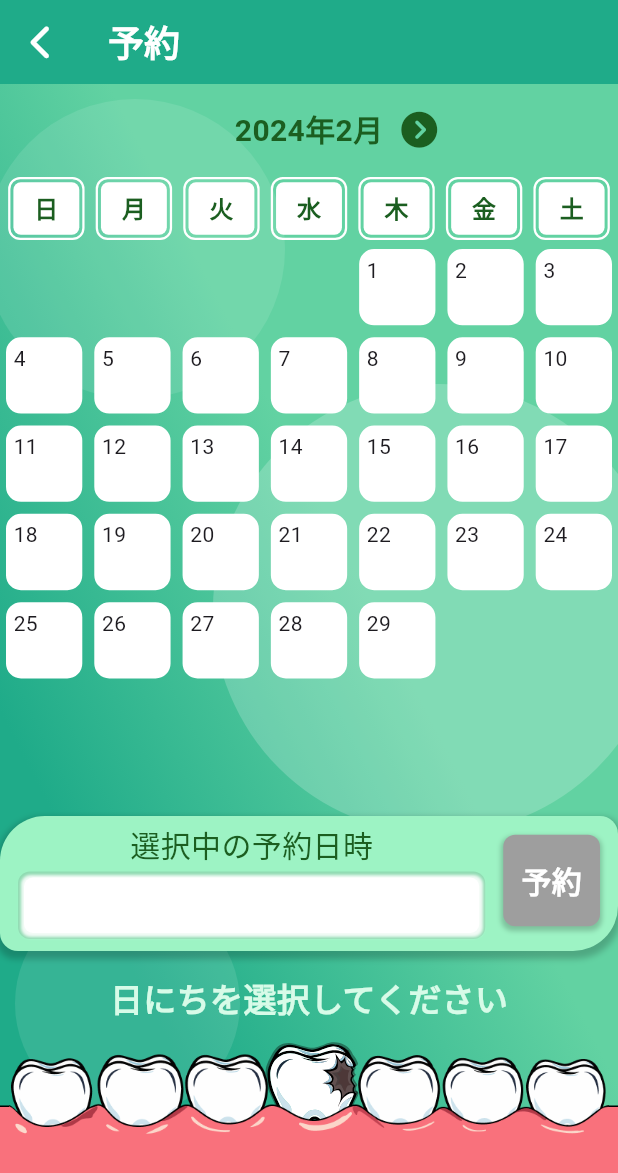
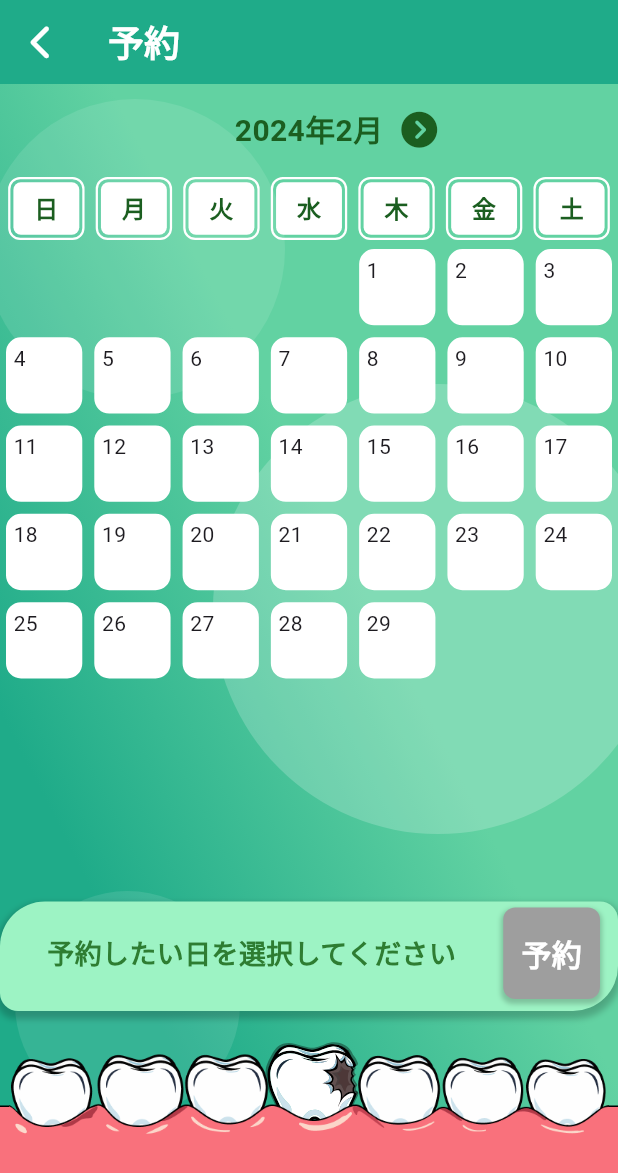
Before and after one commit to shogoisaji/tooth_reservation, a Flutter app: the ReservationPage screen opened by its route, after a tap on "予約", on a phone screen of 412 x 824 dp. Shown: the top 1173 px of the screen. Run offline on Flutter 3.47's test engine with Material 3 defaults, Android fonts, the light colour scheme and no system bars; our stand-ins replace flutter_hooks, flutter_riverpod, font_awesome_flutter, freezed_annotation, go_router, hooks_riverpod and 4 more; accounts and stored records are empty; generated files the repository leaves out were written again; Roboto replaces fonts that are missing (M PLUS Rounded 1c).

Commit message:
⚡️ Update reservation page

```diff
--- a/lib/pages/reservation_page.dart
+++ b/lib/pages/reservation_page.dart
@@ -7,6 +7,7 @@ import 'package:hooks_riverpod/hooks_riverpod.dart';
 import 'package:lottie/lottie.dart';
 import 'package:supabase_flutter/supabase_flutter.dart';
 import 'package:tooth_reservation/animations/calender_scale_animation.dart';
+import 'package:tooth_reservation/models/config.dart';
 import 'package:tooth_reservation/models/reservation/reservation.dart';
 import 'package:tooth_reservation/models/reservation/reservation_list.dart';
 import 'package:tooth_reservation/repositories/supabase/supabase_auth_repository.dart';
@@ -20,15 +21,14 @@ import 'package:font_awesome_flutter/font_awesome_flutter.dart';
 class ReservationPage extends HookConsumerWidget {
   const ReservationPage({super.key});
 
-  final double minWidth = 350;
-  final double maxWidth = 450;
+  static const double minWidth = 350;
+  static const double maxWidth = 450;
 
   @override
   Widget build(BuildContext context, WidgetRef ref) {
     final List<Reservation>? reservationList = ref.watch(reservationListProvider);
     final w = MediaQuery.sizeOf(context).width;
     final isDragging = useState<bool>(false);
-    // final reservationList = useState<List<Reservation>>([]);
     final _calenderWidth = MediaQuery.sizeOf(context).width < minWidth
         ? minWidth
         : MediaQuery.sizeOf(context).width > maxWidth
@@ -36,24 +36,13 @@ class ReservationPage extends HookConsumerWidget {
             : MediaQuery.sizeOf(context).width;
     final selectedMonth = useState<Map<String, int>>({"year": DateTime.now().year, "month": DateTime.now().month});
     final isCurrentMonthSelected = useState<bool>(true);
-    useEffect(() {
-      print(reservationList);
-      return () {};
-    }, []);
 
-    useEffect(() {
-      if (selectedMonth.value["year"]! == DateTime.now().year &&
-          selectedMonth.value["month"]! == DateTime.now().month) {
-        isCurrentMonthSelected.value = true;
-      } else {
-        isCurrentMonthSelected.value = false;
-      }
-      return () {};
-    }, [selectedMonth.value]);
+    // 選択月の初日の曜日を取得
     int getFirstWeekDay() {
       return DateTime(selectedMonth.value["year"]!, selectedMonth.value["month"]!).weekday;
     }
 
+    // 選択月の日付をリストで生成
     List<DateTime> daysListGenerate(int year, int month) {
       final List<DateTime> daysList = [];
       for (int i = 1; i < DateTime(year, month + 1, 0).day + 1; i++) {
@@ -62,36 +51,26 @@ class ReservationPage extends HookConsumerWidget {
       return daysList;
     }
 
-    String selectedDateConvert() {
-      final DateTime? selectTime = ref.watch(temporaryReservationDateProvider);
-      final DateTime? selectDate = ref.watch(selectedDateProvider);
-      if (selectTime == null || selectDate == null) {
-        return "not selected";
+    // 選択月が現在の月かどうかをチェック
+    void checkIfCurrentMonth() {
+      if (selectedMonth.value["year"] == DateTime.now().year && selectedMonth.value["month"] == DateTime.now().month) {
+        isCurrentMonthSelected.value = true;
+      } else {
+        isCurrentMonthSelected.value = false;
       }
-      return "${selectDate.month}/${selectDate.day} ${selectTime.hour}:${selectTime.minute}";
     }
 
+    // loading
     useEffect(() {
       WidgetsBinding.instance.addPostFrameCallback((_) {
         ref.read(loadingStateProvider.notifier).show();
       });
-      //TODO stream修正 予約情報を取得できていない
-
       if (reservationList != []) {
         Future.delayed(const Duration(milliseconds: 500), () {
           ref.read(loadingStateProvider.notifier).hide();
         });
       }
-      // final StreamSubscription<List<Reservation>> stream = _client.getReservationListAllStream().listen((event) {
-      //   print('event: ${event.length}');
-      //   reservationList.value = event;
-      //   Future.delayed(const Duration(milliseconds: 500), () {
-      //     ref.read(loadingStateProvider.notifier).hide();
-      //   });
-      // });
-      return () {
-        // stream.cancel();
-      };
+      return () {};
     }, []);
 
     return Container(
@@ -100,7 +79,6 @@ class ReservationPage extends HookConsumerWidget {
           begin: Alignment(-0.8, 0.3),
           end: Alignment(0.3, 0.0),
           colors: [
-            // Color(MyColor.mint1),
             Color(MyColor.mint1),
             Color(MyColor.mint2),
           ],
@@ -132,7 +110,6 @@ class ReservationPage extends HookConsumerWidget {
                       decoration: BoxDecoration(
                         color: Colors.white.withOpacity(0.2),
                         shape: BoxShape.circle,
-                        // border: Border.all(width: 2.0, color: Colors.green[300]!.withOpacity(0.5)),
                       )),
                 ),
                 Positioned(
@@ -144,13 +121,11 @@ class ReservationPage extends HookConsumerWidget {
                       decoration: BoxDecoration(
                         color: Colors.white.withOpacity(0.1),
                         shape: BoxShape.circle,
-                        // border: Border.all(width: 2.0, color: Colors.green[300]!.withOpacity(0.5)),
                       )),
                 ),
                 Center(
-                  child: Container(
+                  child: SizedBox(
                     width: _calenderWidth,
-                    // color: Colors.grey[100],
                     child: Column(
                       children: [
                         Padding(
@@ -172,9 +147,10 @@ class ReservationPage extends HookConsumerWidget {
                                     newYear = newYear - 1;
                                   }
                                   selectedMonth.value = {"year": newYear, "month": newMonth};
+                                  checkIfCurrentMonth();
                                 },
                               ),
-                              GestureDetector(
+                              InkWell(
                                 onTap: () {
                                   selectedMonth.value = {"year": DateTime.now().year, "month": DateTime.now().month};
                                 },
@@ -193,11 +169,13 @@ class ReservationPage extends HookConsumerWidget {
                                     newYear = newYear + 1;
                                   }
                                   selectedMonth.value = {"year": newYear, "month": newMonth};
+                                  checkIfCurrentMonth();
                                 },
                               ),
                             ],
                           ),
                         ),
+                        // 曜日表示
                         Row(
                           mainAxisAlignment: MainAxisAlignment.spaceEvenly,
                           children: [
@@ -237,9 +215,10 @@ class ReservationPage extends HookConsumerWidget {
                             ),
                           ],
                         ),
+                        // カレンダー表示
                         Expanded(
                           child: GridView.builder(
-                              physics: const NeverScrollableScrollPhysics(),
+                              // physics: const NeverScrollableScrollPhysics(),
                               gridDelegate: const SliverGridDelegateWithFixedCrossAxisCount(
                                 crossAxisCount: 7,
                                 crossAxisSpacing: 0,
@@ -267,71 +246,20 @@ class ReservationPage extends HookConsumerWidget {
                                 final Color? color = count == 0
                                     ? Colors.white
                                     : Colors.red[100 * (count + 1) > 900 ? 900 : 100 * (count + 1)];
-                                return index < getFirstWeekDay() ? Container() : DayContent(day!, color!);
+                                return index < getFirstWeekDay()
+                                    ? Container()
+                                    : DayContent(day!, color!, selectedMonth.value);
                               }),
                         ),
                         const TemporaryDateWidget(),
-                        SizedBox(
-                          width: double.infinity,
-                          height: 190,
-                          child: Align(
-                            alignment: Alignment(0, -0.9),
-                            child: ref.watch(temporaryReservationDateProvider) != null
-                                ? ElevatedButton(
-                                    onPressed: () {
-                                      ref.read(temporaryReservationDateProvider.notifier).selectDate(null);
-                                    },
-                                    style: ElevatedButton.styleFrom(
-                                      backgroundColor: Colors.white,
-                                      elevation: 5,
-                                      shape: RoundedRectangleBorder(
-                                        side: BorderSide(color: Colors.green[700]!, width: 3.0),
-                                        borderRadius: BorderRadius.circular(12.0),
-                                      ),
-                                      padding: const EdgeInsets.symmetric(vertical: 8.0, horizontal: 8.0),
-                                    ),
-                                    child: Text('リセット',
-                                        style: TextStyle(
-                                            color: Colors.green[700], fontSize: 18, fontWeight: FontWeight.bold)),
+                        const SizedBox(
+                          height: 150,
                         )
-                                : const Padding(
-                                    padding: EdgeInsets.only(top: 8.0),
-                                    child: Text('日にちを選択してください',
-                                        style: TextStyle(
-                                            color: Color(MyColor.mint4), fontSize: 22, fontWeight: FontWeight.bold)),
-                                  ),
-                          ),
-                        ),
                       ],
                     ),
                   ),
                 ),
                 ref.watch(detailSelectStateProvider) ? const ReservationSelectWidget() : Container(),
-                // ref.watch(loadingStateProvider) ? const Loading() : Container(),
-                // Positioned(
-                //   bottom: 200,
-                //   child: ElevatedButton(
-                //     onPressed: () async {
-                //       try {
-                //         final String? userId = ref.read(loggedInUserProvider)?.userId;
-                //         final res = Reservation(
-                //           id: 1,
-                //           userId: userId,
-                //           userName: 'test',
-                //           email: 'email',
-                //           phoneNumber: '000-0000-0000',
-                //           date: DateTime(2024, 2, 8, 13, 00),
-                //         );
-                //         final service = ReservationService();
-                //         final data = await service.insertReservation(res);
-                //         print('data:$data');
-                //       } catch (e) {
-                //         print('エラーが発生しました: $e');
-                //       }
-                //     },
-                //     child: Text('予約'),
-                //   ),
-                // ),
               ],
             ),
           ),
@@ -360,9 +288,6 @@ class ReservationPage extends HookConsumerWidget {
                               shape: BoxShape.circle,
                             ),
                           ),
-                          onDragCompleted: () {
-                            print('drag completed');
-                          },
                           child: Lottie.asset(
                             'assets/lottie/hurt_tooth.json',
                             width: 95,
@@ -417,6 +342,30 @@ class ReservationPage extends HookConsumerWidget {
               ),
             ),
           ),
+          ref.read(detailSelectStateProvider) &&
+                  !isDragging.value &&
+                  ref.watch(temporaryReservationDateProvider) == null
+              ? Align(
+                  alignment: Alignment(0, 0.91),
+                  child: Container(
+                    padding: const EdgeInsets.symmetric(vertical: 2.0, horizontal: 8.0),
+                    decoration: BoxDecoration(
+                      borderRadius: BorderRadius.circular(8.0),
+                      color: Colors.blue[100],
+                      boxShadow: [
+                        BoxShadow(
+                          color: Colors.black.withOpacity(0.2),
+                          spreadRadius: 2,
+                          blurRadius: 3,
+                          offset: const Offset(0, 2),
+                        ),
+                      ],
+                    ),
+                    child: Text('ドラッグ',
+                        style: TextStyle(color: Colors.blue[900], fontSize: 24, fontWeight: FontWeight.bold)),
+                  ),
+                )
+              : Container(),
           ref.watch(detailSelectStateProvider) &&
                   !isDragging.value &&
                   ref.watch(temporaryReservationDateProvider) == null
@@ -439,7 +388,8 @@ class ReservationPage extends HookConsumerWidget {
 class DayContent extends HookConsumerWidget {
   final DateTime day;
   final Color color;
-  const DayContent(this.day, this.color, {super.key});
+  final Map<String, int> selectedMonth;
+  const DayContent(this.day, this.color, this.selectedMonth, {super.key});
 
   @override
   Widget build(BuildContext context, WidgetRef ref) {
@@ -462,6 +412,7 @@ class DayContent extends HookConsumerWidget {
       }
       if (day.year == tempoDay!.year && day.month == tempoDay.month && day.day == tempoDay.day) {
         isReserved.value = true;
+        print('reservedCheck: $tempoDay');
         return;
       }
       isReserved.value = false;
@@ -474,7 +425,7 @@ class DayContent extends HookConsumerWidget {
         isReserved.value = false;
       }
       return () {};
-    }, [ref.watch(temporaryReservationDateProvider)]);
+    }, [ref.watch(temporaryReservationDateProvider), selectedMonth]);
 
     useEffect(() {
       getContainerSize();
@@ -569,10 +520,11 @@ class TemporaryDateWidget extends HookConsumerWidget {
           mainAxisAlignment: MainAxisAlignment.spaceBetween,
           children: [
             Expanded(
-              child: Column(
+              child: tempoDay != null
+                  ? Column(
                       children: [
                         Text('選択中の予約日時',
-                      style: TextStyle(color: Colors.green[900], fontWeight: FontWeight.normal, fontSize: 20)),
+                            style: TextStyle(color: Colors.green[900], fontWeight: FontWeight.normal, fontSize: 18)),
                         Container(
                           // width: double.infinity,
                           margin: const EdgeInsets.only(top: 4.0),
@@ -583,7 +535,9 @@ class TemporaryDateWidget extends HookConsumerWidget {
                           ),
                           child: Container(
                               width: double.infinity,
+                              height: w > Config.breakPoint ? 50 : 40,
                               padding: const EdgeInsets.symmetric(vertical: 4.0, horizontal: 8.0),
+                              alignment: Alignment.center,
                               decoration: BoxDecoration(
                                 borderRadius: BorderRadius.circular(6.0),
                                 color: Colors.white,
@@ -596,13 +550,35 @@ class TemporaryDateWidget extends HookConsumerWidget {
                                   ),
                                 ],
                               ),
-                        child: Center(
+                              child: Stack(
+                                children: [
+                                  Center(
                                     child: Text(formattedDate,
                                         style: TextStyle(
-                                  color: Colors.green[800], fontWeight: FontWeight.bold, fontSize: w > 700 ? 24 : 20)),
+                                            color: Colors.green[800],
+                                            fontWeight: FontWeight.bold,
+                                            fontSize: w > 700 ? 24 : 20)),
+                                  ),
+                                  Align(
+                                    alignment: Alignment.centerRight,
+                                    child: InkWell(
+                                      child: Icon(Icons.cancel, color: Colors.green[300]),
+                                      onTap: () {
+                                        ref.read(temporaryReservationDateProvider.notifier).selectDate(null);
+                                      },
+                                    ),
+                                  ),
+                                ],
                               )),
                         ),
                       ],
+                    )
+                  : Center(
+                      child: Text('予約したい日を選択してください',
+                          style: TextStyle(
+                              color: Colors.green[800],
+                              fontWeight: FontWeight.bold,
+                              fontSize: w > Config.breakPoint ? 22 : 18)),
                     ),
             ),
             InkWell(
--- a/lib/states/app_state.dart
+++ b/lib/states/app_state.dart
@@ -13,7 +13,7 @@ class DetailSelectState extends _$DetailSelectState {
   void hide() => state = false;
 }
 
-@riverpod
+@Riverpod(keepAlive: true)
 class TemporaryReservationDate extends _$TemporaryReservationDate {
   @override
   DateTime? build() => null;
```
Also changed, not shown: lib/repositories/supabase/supabase_auth_repository.g.dart, lib/routes/router.g.dart, lib/states/app_state.g.dart. Lines whose indentation alone changed are shown as unchanged.
